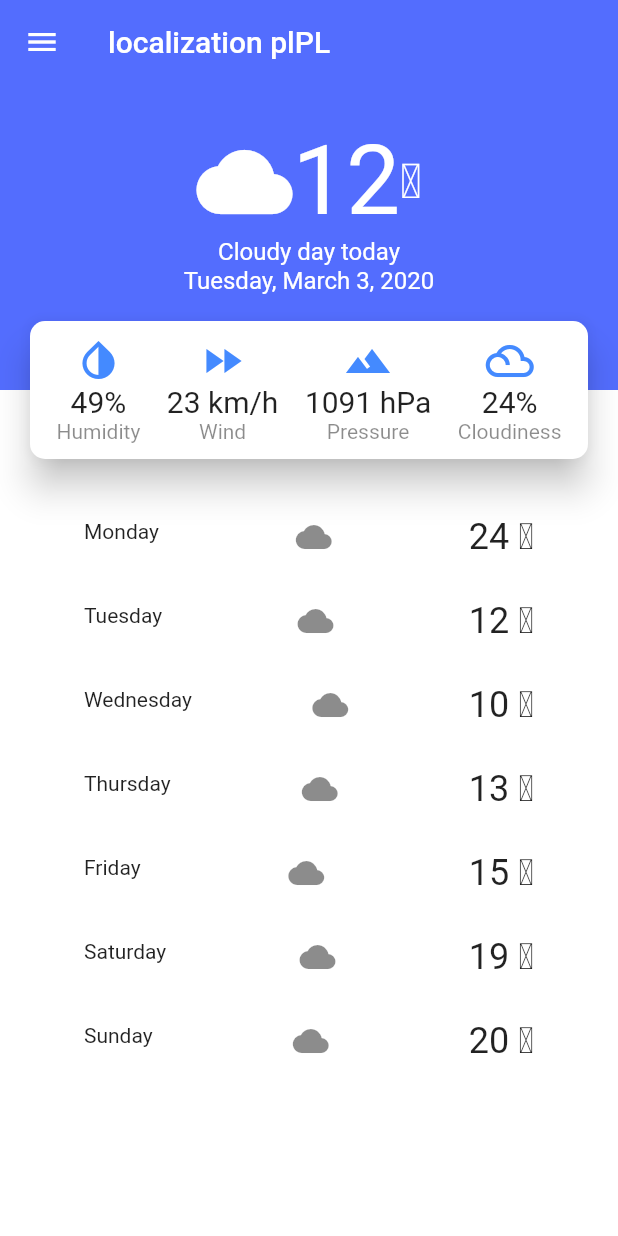
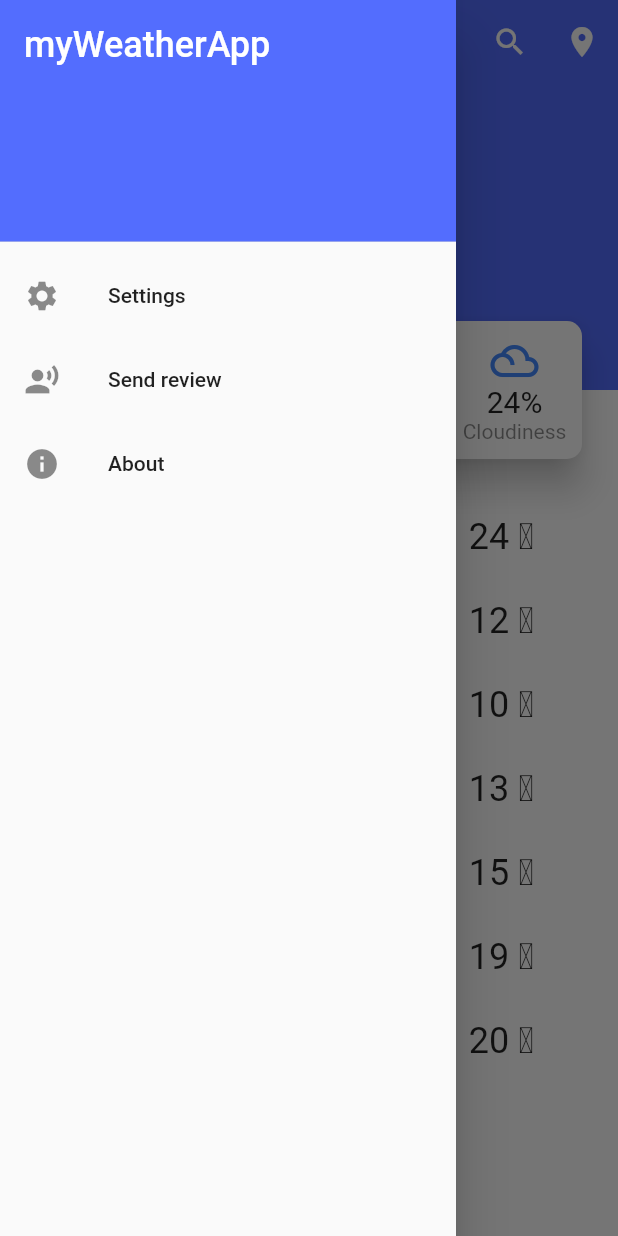
Before and after one commit to gkubiak92/myWeatherApp, a Flutter app: the screen it shows after launch, with the side drawer open (before the commit the screen has no drawer), on a phone screen of 412 x 824 dp. Run offline on Flutter 3.47's test engine with Material 2 defaults, Android fonts, the phone set to English and light mode, and no system bars.

Commit message:
Add current weather provider from darksky api

```diff
--- /dev/null
+++ b/lib/components/side_drawer.dart
@@ -0,0 +1,32 @@
+import 'package:flutter/material.dart';
+
+class SideDrawer extends StatelessWidget {
+  @override
+  Widget build(BuildContext context) {
+    return Drawer(
+      child: ListView(
+        children: <Widget>[
+          DrawerHeader(
+            child: Text(
+              'myWeatherApp',
+              style: TextStyle(fontSize: 24, color: Colors.white),
+            ),
+            decoration: BoxDecoration(color: Colors.indigoAccent),
+          ),
+          ListTile(
+            leading: Icon(Icons.settings),
+            title: Text('Settings'),
+          ),
+          ListTile(
+            leading: Icon(Icons.record_voice_over),
+            title: Text('Send review'),
+          ),
+          ListTile(
+            leading: Icon(Icons.info),
+            title: Text('About'),
+          ),
+        ],
+      ),
+    );
+  }
+}
--- a/lib/main.dart
+++ b/lib/main.dart
@@ -1,17 +1,25 @@
 import 'package:flutter/material.dart';
 import 'package:myWeatherApp/screens/home/homescreen.dart';
+import 'package:provider/provider.dart';
+
+import 'providers/weather.dart';
 
 void main() => runApp(MyApp());
 
 class MyApp extends StatelessWidget {
   @override
   Widget build(BuildContext context) {
-    return MaterialApp(
-      title: 'myWeatherApp',
-      theme: ThemeData(
-        primarySwatch: Colors.blue,
+    return MultiProvider(
+      providers: [
+        ChangeNotifierProvider.value(value: Weather()),
+      ],
+      child: MaterialApp(
+        title: 'myWeatherApp',
+        theme: ThemeData(
+          primarySwatch: Colors.blue,
+        ),
+        home: HomeScreen(),
       ),
-      home: HomeScreen(),
     );
   }
 }
--- /dev/null
+++ b/lib/providers/models/current_weather.dart
@@ -0,0 +1,36 @@
+import 'package:flutter/foundation.dart';
+
+class CurrentWeather with ChangeNotifier {
+  @required
+  final double latitude;
+  @required
+  final double longitude;
+  @required
+  final String timezone;
+  @required
+  final String summary;
+  @required
+  final String icon;
+  @required
+  final double temperature;
+  @required
+  final double humidity;
+  @required
+  final double pressure;
+  @required
+  final double windSpeed;
+  @required
+  final double cloudCover;
+
+  CurrentWeather(
+      this.latitude,
+      this.longitude,
+      this.timezone,
+      this.summary,
+      this.icon,
+      this.temperature,
+      this.humidity,
+      this.pressure,
+      this.windSpeed,
+      this.cloudCover);
+}
--- /dev/null
+++ b/lib/providers/weather.dart
@@ -0,0 +1,27 @@
+import 'dart:convert';
+
+import 'package:flutter/foundation.dart';
+import 'package:http/http.dart' as http;
+
+import 'package:myWeatherApp/api/api_data.dart';
+import 'package:myWeatherApp/providers/models/current_weather.dart';
+
+class Weather with ChangeNotifier {
+  CurrentWeather _currentWeather = null;
+
+  CurrentWeather get currentWeather {
+    return _currentWeather;
+  }
+
+  void setCurrentWeather(CurrentWeather currentWeather) {
+    _currentWeather = currentWeather;
+  }
+
+  Future<void> getCurrentWeatherData() async {
+    const url = ApiData.apiUrl;
+    final response = await http.get(url);
+    final responseData = json.decode(response.body);
+    print(responseData);
+    notifyListeners();
+  }
+}
--- /dev/null
+++ b/lib/screens/home/components/search_bar.dart
@@ -0,0 +1,22 @@
+import 'package:flutter/material.dart';
+
+class SearchBar extends StatelessWidget {
+  @override
+  Widget build(BuildContext context) {
+    return TextField(
+      textAlignVertical: TextAlignVertical.center,
+      style: TextStyle(
+        fontSize: 18,
+        color: Colors.white,
+      ),
+      decoration: InputDecoration(
+        floatingLabelBehavior: FloatingLabelBehavior.never,
+        labelText: 'Enter localization',
+        labelStyle: TextStyle(
+          fontSize: 18,
+          color: Colors.white,
+        ),
+      ),
+    );
+  }
+}
--- a/lib/screens/home/components/weather_detail_tile.dart
+++ b/lib/screens/home/components/weather_detail_tile.dart
@@ -10,7 +10,9 @@ class WeatherDetailTile extends StatelessWidget {
 
   @override
   Widget build(BuildContext context) {
-    return Column(
+    return Padding(
+      padding: const EdgeInsets.symmetric(horizontal: 10),
+      child: Column(
         mainAxisAlignment: MainAxisAlignment.center,
         children: <Widget>[
           Icon(this.icon, size: 32, color: Colors.blueAccent),
@@ -23,6 +25,7 @@ class WeatherDetailTile extends StatelessWidget {
             style: TextStyle(color: Colors.black45),
           ),
         ],
+      ),
     );
   }
 }
--- a/lib/screens/home/components/weather_details.dart
+++ b/lib/screens/home/components/weather_details.dart
@@ -5,17 +5,20 @@ import 'weather_detail_tile.dart';
 class WeatherDetail extends StatelessWidget {
   @override
   Widget build(BuildContext context) {
+    final widgetWidth = MediaQuery.of(context).size.width - 40;
+
     return Container(
       height: 100,
-      width: 380,
+      width: widgetWidth,
       child: Card(
         elevation: 10,
         shape: RoundedRectangleBorder(
           borderRadius: BorderRadius.circular(10),
         ),
         color: Colors.white,
+        child: SingleChildScrollView(
+          scrollDirection: Axis.horizontal,
           child: Row(
-          mainAxisAlignment: MainAxisAlignment.spaceEvenly,
             children: <Widget>[
               WeatherDetailTile(
                 icon: Icons.invert_colors,
@@ -37,7 +40,23 @@ class WeatherDetail extends StatelessWidget {
                 value: '24%',
                 description: 'Cloudiness',
               ),
+              WeatherDetailTile(
+                icon: Icons.fast_forward,
+                value: '23 km/h',
+                description: 'Wind',
+              ),
+              WeatherDetailTile(
+                icon: Icons.filter_hdr,
+                value: '1091 hPa',
+                description: 'Pressure',
+              ),
+              WeatherDetailTile(
+                icon: Icons.filter_drama,
+                value: '24%',
+                description: 'Cloudiness',
+              ),
             ],
+          ),
         ),
       ),
     );
--- a/lib/screens/home/homescreen.dart
+++ b/lib/screens/home/homescreen.dart
@@ -1,5 +1,9 @@
 import 'package:flutter/material.dart';
 
+import 'package:myWeatherApp/components/side_drawer.dart';
+import 'package:myWeatherApp/providers/weather.dart';
+import 'package:myWeatherApp/screens/home/components/search_bar.dart';
+import 'package:provider/provider.dart';
 import 'components/next_days_weather.dart';
 import 'components/weather_details.dart';
 import 'components/weather_summary.dart';
@@ -7,18 +11,29 @@ import 'components/weather_summary.dart';
 class HomeScreen extends StatelessWidget {
   @override
   Widget build(BuildContext context) {
+    final weatherProvider = Provider.of<Weather>(context);
+
     return Scaffold(
       extendBodyBehindAppBar: true, //'detach' appBar from background
       backgroundColor: Colors.white,
       appBar: AppBar(
         backgroundColor: Colors.transparent,
         elevation: 0.0,
-        title: Text('localization plPL'),
-        leading: IconButton(
-          icon: Icon(Icons.menu),
-          onPressed: () {},
-        ),
+        title: SearchBar(),
+        actions: <Widget>[
+          IconButton(
+            icon: Icon(Icons.search),
+            onPressed: () {
+              weatherProvider.getCurrentWeatherData();
+            },
+          ),
+          IconButton(
+            icon: Icon(Icons.place),
+            onPressed: () {},
+          ),
+        ],
       ),
+      drawer: SideDrawer(),
       body: Column(
         children: <Widget>[
           Stack(
--- a/pubspec.yaml
+++ b/pubspec.yaml
@@ -19,7 +19,9 @@ environment:
 dependencies:
   flutter:
     sdk: flutter
+  provider: ^4.0.4
   intl: ^0.16.1
+  http: ^0.12.0+4
 
   # The following adds the Cupertino Icons font to your application.
   # Use with the CupertinoIcons class for iOS style icons.
```
Also changed, not shown: pubspec.lock, 1 other file. Lines whose indentation alone changed are shown as unchanged.
